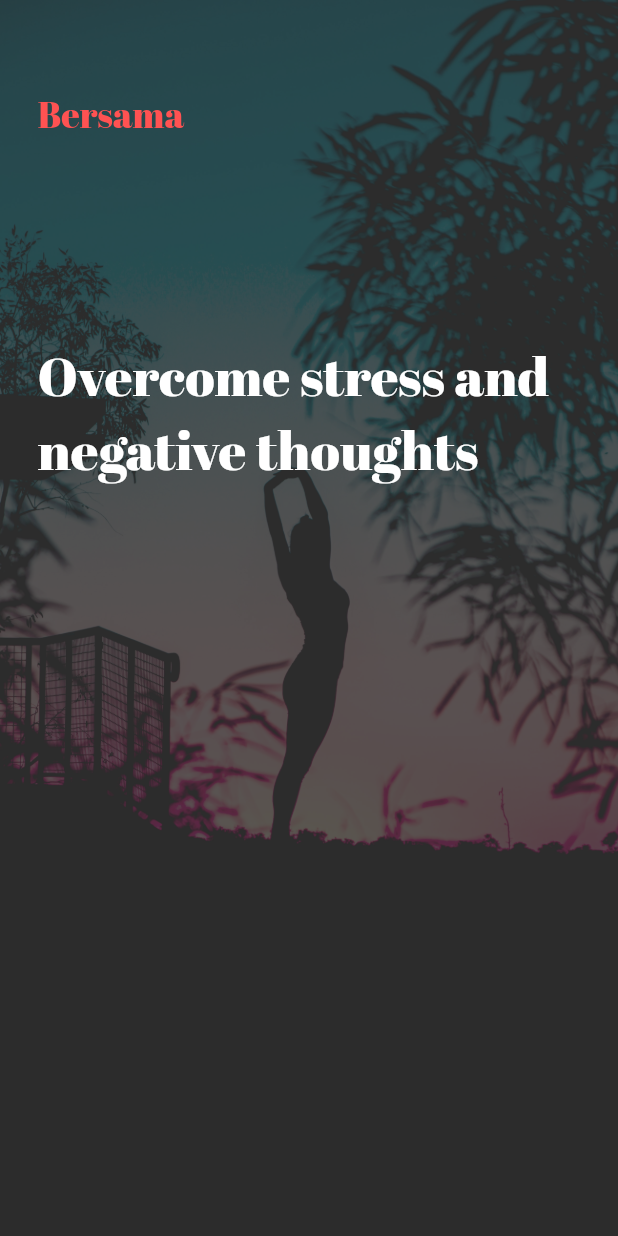
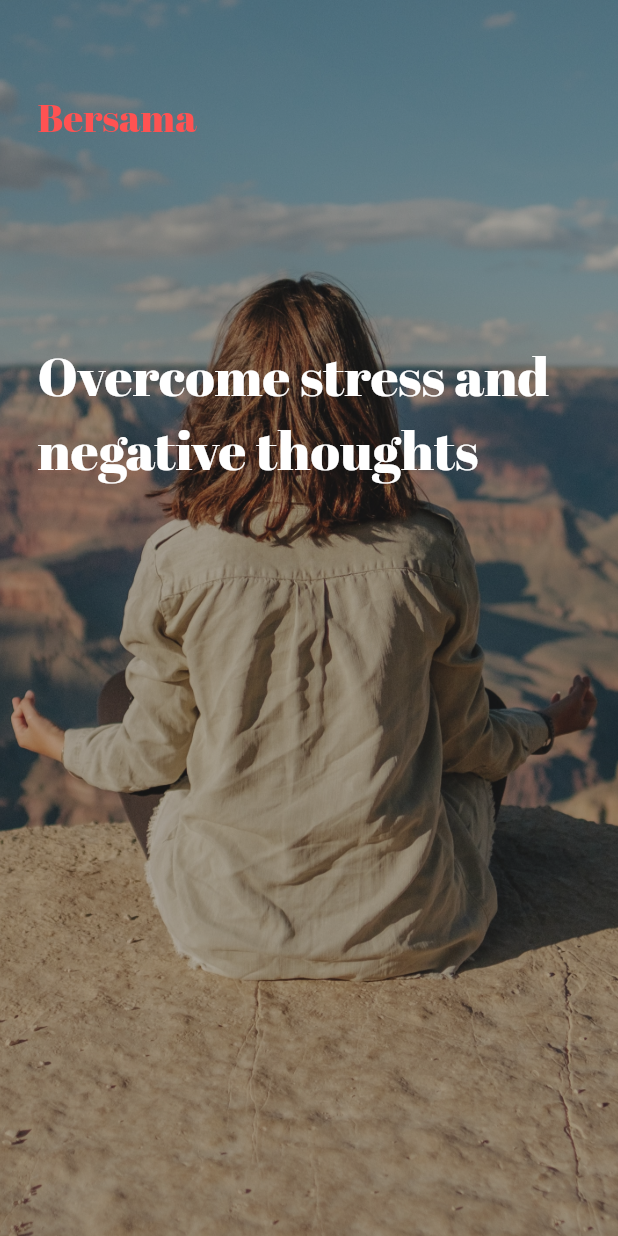
Before and after one commit to magdy-kamal-ok/bersama, a Flutter app: the screen it shows after launch, on a phone screen of 412 x 824 dp. Run offline on Flutter 3.47's test engine with Material 2 defaults, Android fonts, the phone set to English and light mode, and no system bars.

Commit message:
updated background image

```diff
--- a/lib/screens/home.dart
+++ b/lib/screens/home.dart
@@ -13,7 +13,7 @@ class _HomeScreenState extends State<HomeScreen> {
         decoration: BoxDecoration(
           image: DecorationImage(
             colorFilter: new ColorFilter.mode(
-                Colors.black.withOpacity(0.2), BlendMode.dstATop),
+                Colors.black.withOpacity(0.6), BlendMode.dstATop),
             image: AssetImage("assets/background_home.jpg"),
             fit: BoxFit.cover,
           ),
@@ -30,7 +30,7 @@ class _HomeScreenState extends State<HomeScreen> {
                   style: TextStyle(
                     color: Colors.redAccent,
                     fontFamily: 'AbrilFatface',
-                    fontSize: 24.0,
+                    fontSize: 26.0,
                   ),
                 ),
               ),
@@ -53,21 +53,3 @@ class _HomeScreenState extends State<HomeScreen> {
     );
   }
 }
-
-// Padding(
-//               padding: EdgeInsets.only(top: 40.0),
-//               child: Text(
-//                 'Heading',
-//                 style: TextStyle(
-//                   color: Colors.blue,
-//                   fontFamily: 'AbrilFatface',
-//                   fontSize: 48.0,
-//                 ),
-//               ),
-//             ),
-//             Text(
-//               'Next line',
-//               style: TextStyle(
-//                 color: Colors.white,
-//               ),
-//             ),
```
Also changed, not shown: assets/background_home.jpg.
